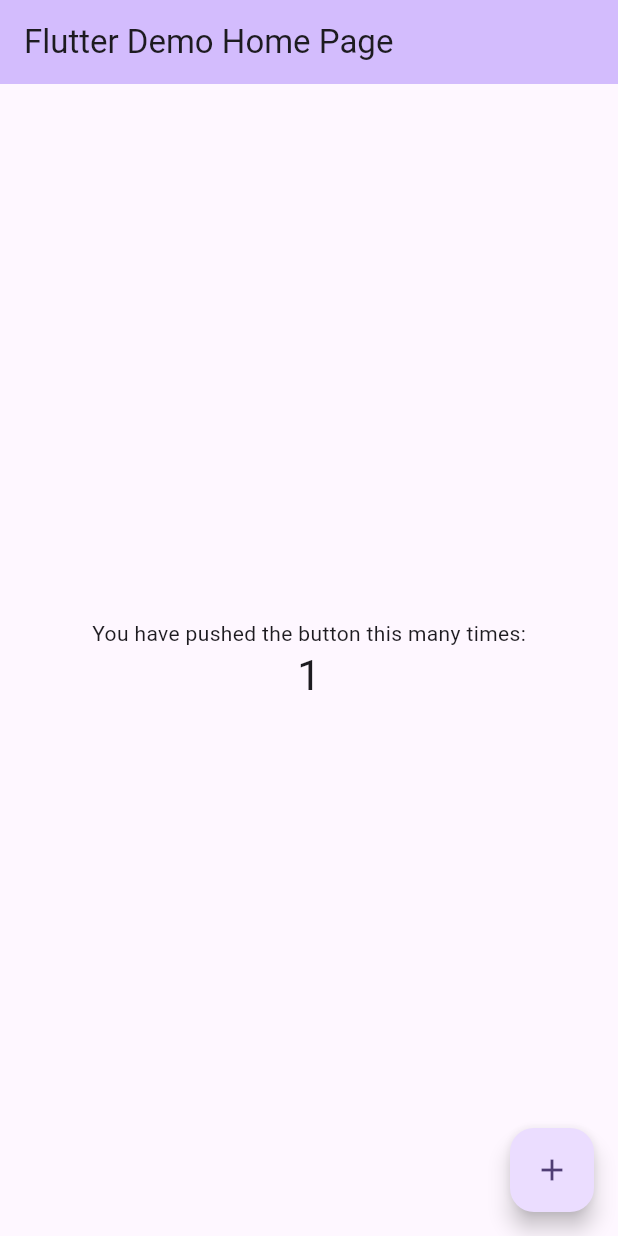
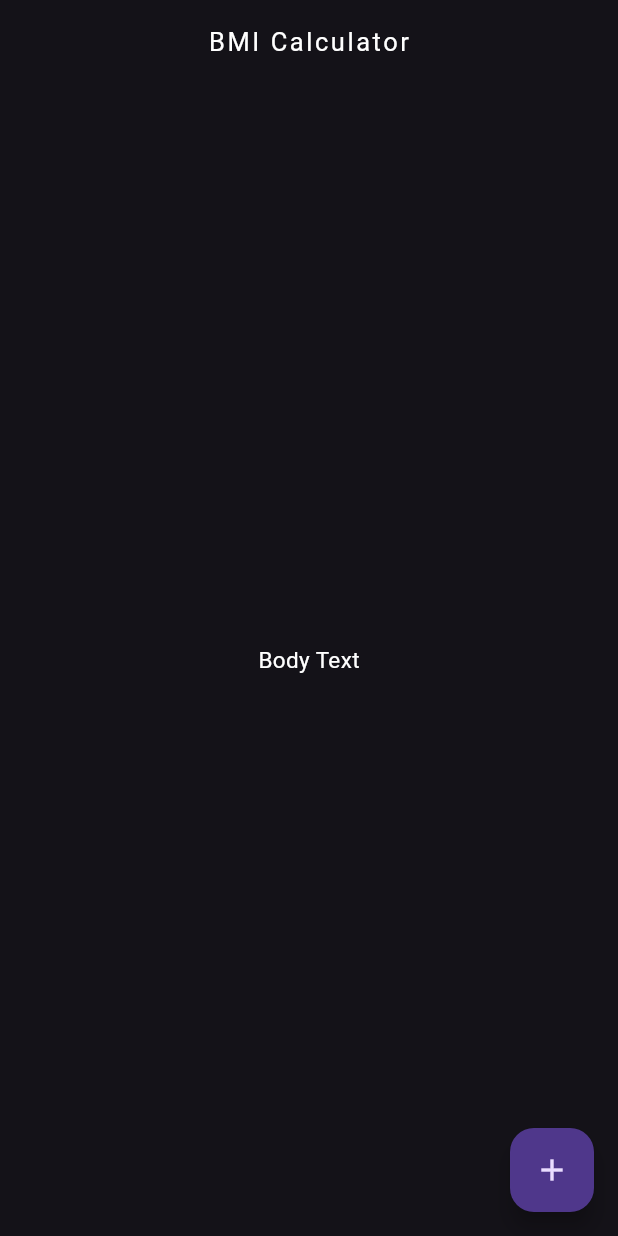
Before and after one commit to adnfutuh/bmi_medium, a Flutter app: the screen it shows after launch, after a tap on the "add" icon, on a phone screen of 412 x 824 dp. Run offline on Flutter 3.47's test engine with Material 3 defaults, Android fonts, the phone set to English and light mode, and no system bars; Roboto replaces fonts that are missing (Poppins).

Commit message:
feat : adding theme

```diff
--- a/lib/main.dart
+++ b/lib/main.dart
@@ -1,125 +1,25 @@
+import 'package:bmi_medium/pages/home_page.dart';
+import 'package:bmi_medium/theme/theme.dart';
 import 'package:flutter/material.dart';
+import 'package:flutter/services.dart';
 
 void main() {
-  runApp(const MyApp());
+  runApp(const MainApp());
 }
 
-class MyApp extends StatelessWidget {
-  const MyApp({super.key});
+class MainApp extends StatelessWidget {
+  const MainApp({super.key});
 
-  // This widget is the root of your application.
   @override
   Widget build(BuildContext context) {
+    SystemChrome.setSystemUIOverlayStyle(
+      const SystemUiOverlayStyle(statusBarColor: Colors.transparent),
+    );
+
     return MaterialApp(
-      title: 'Flutter Demo',
-      theme: ThemeData(
-        // This is the theme of your application.
-        //
-        // TRY THIS: Try running your application with "flutter run". You'll see
-        // the application has a purple toolbar. Then, without quitting the app,
-        // try changing the seedColor in the colorScheme below to Colors.green
-        // and then invoke "hot reload" (save your changes or press the "hot
-        // reload" button in a Flutter-supported IDE, or press "r" if you used
-        // the command line to start the app).
-        //
-        // Notice that the counter didn't reset back to zero; the application
-        // state is not lost during the reload. To reset the state, use hot
-        // restart instead.
-        //
-        // This works for code too, not just values: Most code changes can be
-        // tested with just a hot reload.
-        colorScheme: ColorScheme.fromSeed(seedColor: Colors.deepPurple),
-        useMaterial3: true,
-      ),
-      home: const MyHomePage(title: 'Flutter Demo Home Page'),
+      debugShowCheckedModeBanner: false,
+      theme: MyTheme().theme,
+      home: const HomePage(),
     );
   }
 }
-
-class MyHomePage extends StatefulWidget {
-  const MyHomePage({super.key, required this.title});
-
-  // This widget is the home page of your application. It is stateful, meaning
-  // that it has a State object (defined below) that contains fields that affect
-  // how it looks.
-
-  // This class is the configuration for the state. It holds the values (in this
-  // case the title) provided by the parent (in this case the App widget) and
-  // used by the build method of the State. Fields in a Widget subclass are
-  // always marked "final".
-
-  final String title;
-
-  @override
-  State<MyHomePage> createState() => _MyHomePageState();
-}
-
-class _MyHomePageState extends State<MyHomePage> {
-  int _counter = 0;
-
-  void _incrementCounter() {
-    setState(() {
-      // This call to setState tells the Flutter framework that something has
-      // changed in this State, which causes it to rerun the build method below
-      // so that the display can reflect the updated values. If we changed
-      // _counter without calling setState(), then the build method would not be
-      // called again, and so nothing would appear to happen.
-      _counter++;
-    });
-  }
-
-  @override
-  Widget build(BuildContext context) {
-    // This method is rerun every time setState is called, for instance as done
-    // by the _incrementCounter method above.
-    //
-    // The Flutter framework has been optimized to make rerunning build methods
-    // fast, so that you can just rebuild anything that needs updating rather
-    // than having to individually change instances of widgets.
-    return Scaffold(
-      appBar: AppBar(
-        // TRY THIS: Try changing the color here to a specific color (to
-        // Colors.amber, perhaps?) and trigger a hot reload to see the AppBar
-        // change color while the other colors stay the same.
-        backgroundColor: Theme.of(context).colorScheme.inversePrimary,
-        // Here we take the value from the MyHomePage object that was created by
-        // the App.build method, and use it to set our appbar title.
-        title: Text(widget.title),
-      ),
-      body: Center(
-        // Center is a layout widget. It takes a single child and positions it
-        // in the middle of the parent.
-        child: Column(
-          // Column is also a layout widget. It takes a list of children and
-          // arranges them vertically. By default, it sizes itself to fit its
-          // children horizontally, and tries to be as tall as its parent.
-          //
-          // Column has various properties to control how it sizes itself and
-          // how it positions its children. Here we use mainAxisAlignment to
-          // center the children vertically; the main axis here is the vertical
-          // axis because Columns are vertical (the cross axis would be
-          // horizontal).
-          //
-          // TRY THIS: Invoke "debug painting" (choose the "Toggle Debug Paint"
-          // action in the IDE, or press "p" in the console), to see the
-          // wireframe for each widget.
-          mainAxisAlignment: MainAxisAlignment.center,
-          children: <Widget>[
-            const Text(
-              'You have pushed the button this many times:',
-            ),
-            Text(
-              '$_counter',
-              style: Theme.of(context).textTheme.headlineMedium,
-            ),
-          ],
-        ),
-      ),
-      floatingActionButton: FloatingActionButton(
-        onPressed: _incrementCounter,
-        tooltip: 'Increment',
-        child: const Icon(Icons.add),
-      ), // This trailing comma makes auto-formatting nicer for build methods.
-    );
-  }
-}
--- /dev/null
+++ b/lib/pages/home_page.dart
@@ -0,0 +1,31 @@
+import 'package:flutter/material.dart';
+
+class HomePage extends StatefulWidget {
+  const HomePage({super.key});
+
+  @override
+  State<HomePage> createState() => _HomePage();
+}
+
+class _HomePage extends State<HomePage> {
+  @override
+  Widget build(BuildContext context) {
+    return Scaffold(
+      appBar: AppBar(
+        title: const Text(
+          'BMI Calculator',
+        ),
+        centerTitle: true,
+      ),
+      body: const Center(
+        child: Text(
+          'Body Text',
+        ),
+      ),
+      floatingActionButton: FloatingActionButton(
+        onPressed: () {},
+        child: const Icon(Icons.add),
+      ),
+    );
+  }
+}
--- /dev/null
+++ b/lib/theme/theme.dart
@@ -0,0 +1,35 @@
+import 'package:flutter/material.dart';
+
+class MyTheme {
+  final ThemeData _theme = ThemeData.dark().copyWith(
+    //copy with = use all of dark them and change some part of it
+    appBarTheme: const AppBarTheme(
+      titleTextStyle: TextStyle(
+        fontFamily: 'Poppins',
+        fontSize: 17,
+        letterSpacing: 1.7,
+      ),
+    ),
+    textTheme: const TextTheme(
+      bodyLarge: TextStyle(
+        fontFamily: 'Poppins',
+        color: Colors.white,
+        fontSize: 30,
+      ),
+      bodyMedium: TextStyle(
+        fontFamily: 'Poppins',
+        color: Colors.white,
+        fontSize: 15,
+      ),
+      bodySmall: TextStyle(
+        fontFamily: 'Poppins',
+        color: Colors.white,
+        fontSize: 8,
+      ),
+    ),
+  );
+
+  ThemeData get theme {
+    return _theme;
+  }
+}
```
Also changed, not shown: 1 other file.
